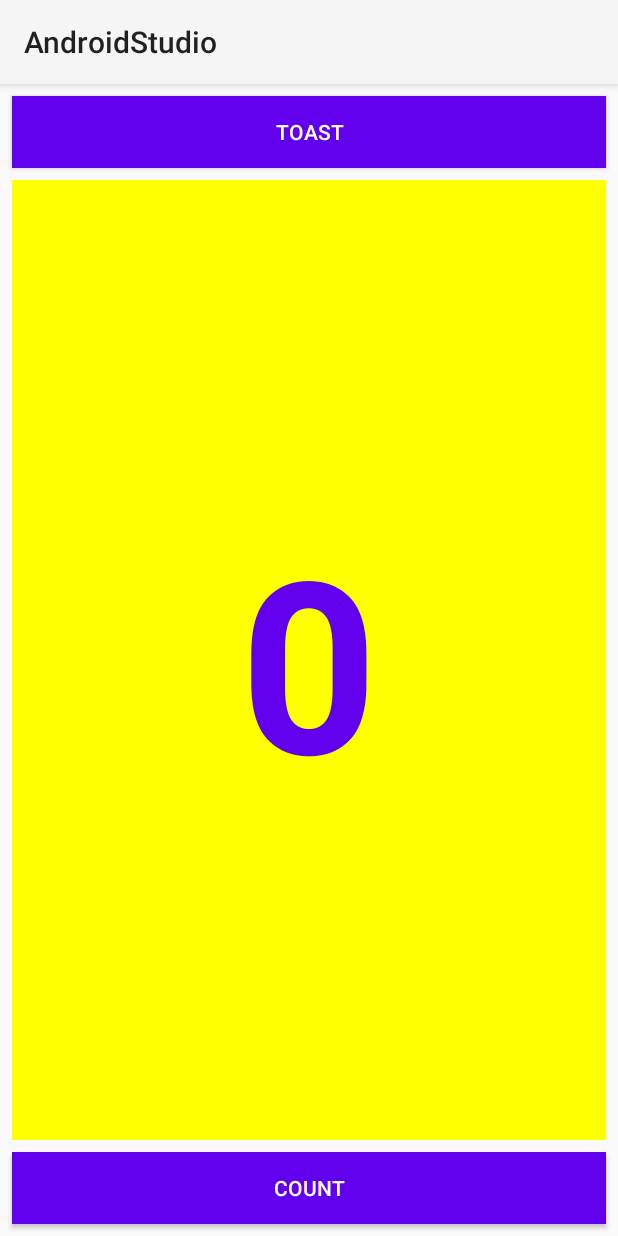
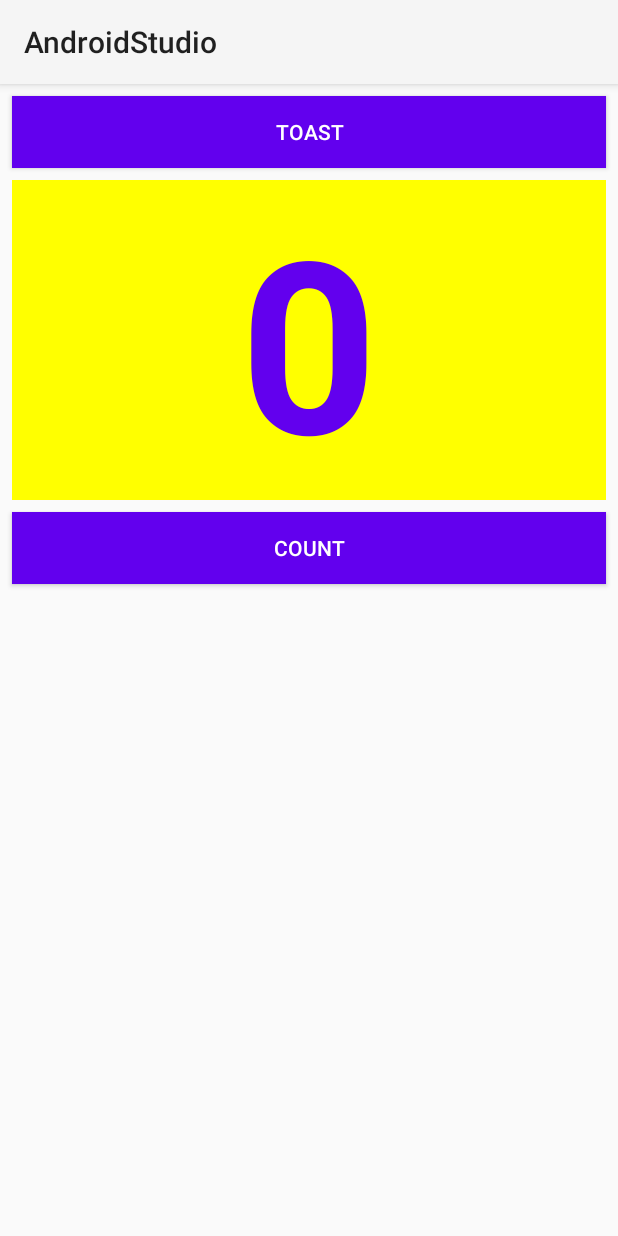
Before and after one commit to BakanovaE/Andersen_Task2_AndroidStudio, an Android app: the HelloToastActivity screen opened directly, with no data from a screen before it, on a phone screen of 412 x 824 dp. Run offline under Robolectric (Android 15) with nearby library versions, the light colour scheme and no system bars.

Commit message:
Task 1.3.B change to RelativeLayout

```diff
--- a/app/src/main/res/layout/activity_hello_toast.xml
+++ b/app/src/main/res/layout/activity_hello_toast.xml
@@ -1,5 +1,5 @@
 <?xml version="1.0" encoding="utf-8"?>
-<LinearLayout xmlns:android="http://schemas.android.com/apk/res/android"
+<RelativeLayout xmlns:android="http://schemas.android.com/apk/res/android"
     xmlns:app="http://schemas.android.com/apk/res-auto"
     xmlns:tools="http://schemas.android.com/tools"
     android:layout_width="match_parent"
@@ -35,10 +35,14 @@
         android:textColor="@color/design_default_color_primary"
         android:textSize="160sp"
         android:textStyle="bold"
-        android:layout_weight="1"/>
+        android:layout_below="@+id/button_toast"
+        android:layout_alignParentLeft="true"
+        android:layout_alignParentStart="true"/>
 
     <Button
         android:id="@+id/button_count"
+        android:layout_below="@+id/show_count"
+        android:layout_centerHorizontal="true"
         android:layout_width="match_parent"
         android:layout_height="wrap_content"
         android:layout_marginStart="8dp"
@@ -48,4 +52,4 @@
         android:onClick="countUp"
         android:text="@string/button_label_count"
         android:textColor="@android:color/white"/>
-</LinearLayout>
+</RelativeLayout>
```
